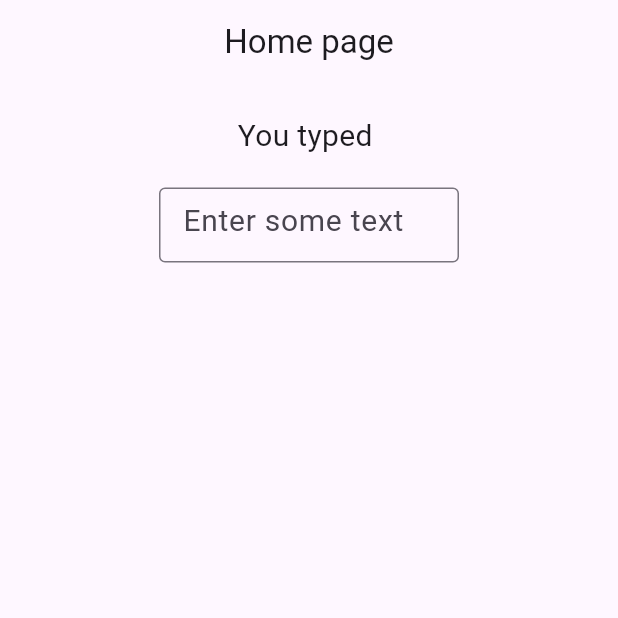
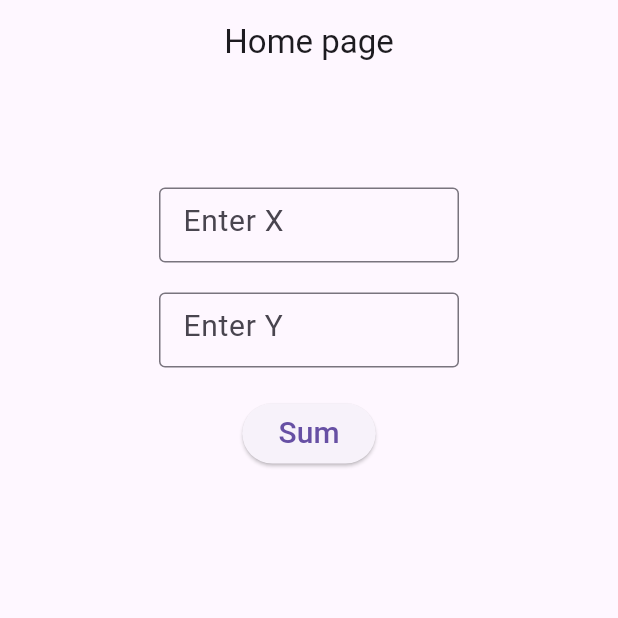
Before and after one commit to alichoumane/flutter_stateful_widget, a Flutter app: the screen it shows after launch, on a phone screen of 412 x 824 dp, the top half of it. Run offline on Flutter 3.47's test engine with Material 3 defaults, Android fonts, the light colour scheme and no system bars.

Commit message:
TextField and ElevatedButton

```diff
--- a/lib/home.dart
+++ b/lib/home.dart
@@ -9,11 +9,33 @@ class Home extends StatefulWidget {
 
 class _HomeState extends State<Home> {
   String _text = '';
+  double _x = -1;
+  double _y = -1;
 
-  void updateText(String text) {
+  void updateText() {
     setState(() {
-      _text = text;
+      if (_x == -1 || _y == -1) {
+        _text = 'Please fill all fields';
+      } else {
+        _text = "Sum = " + (_x + _y).toString();
+      }
     });
+  }
+
+  void updateX(String x) {
+    if (x.trim() == '') {
+      _x = -1;
+    } else {
+      _x = double.parse(x);
+    }
+  }
+
+  void updateY(String y) {
+    if (y.trim() == '') {
+      _y = -1;
+    } else {
+      _y = double.parse(y);
+    }
   }
 
   @override
@@ -24,9 +46,18 @@ class _HomeState extends State<Home> {
         child: Column(
           children: [
             const SizedBox(height: 20.0),
-            Text('You typed $_text', style: TextStyle(fontSize: 20)),
+            Text('$_text', style: TextStyle(fontSize: 20)),
             const SizedBox(height: 20.0),
-            MyTextField(f: updateText, hint: "Enter some text"),
+            MyTextField(f: updateX, hint: "Enter X"),
+            const SizedBox(height: 20.0),
+            MyTextField(f: updateY, hint: "Enter Y"),
+            const SizedBox(height: 20.0),
+            ElevatedButton(
+              onPressed: () {
+                updateText();
+              },
+              child: Text("Sum", style: TextStyle(fontSize: 20)),
+            ),
           ],
         ),
       ),
```
